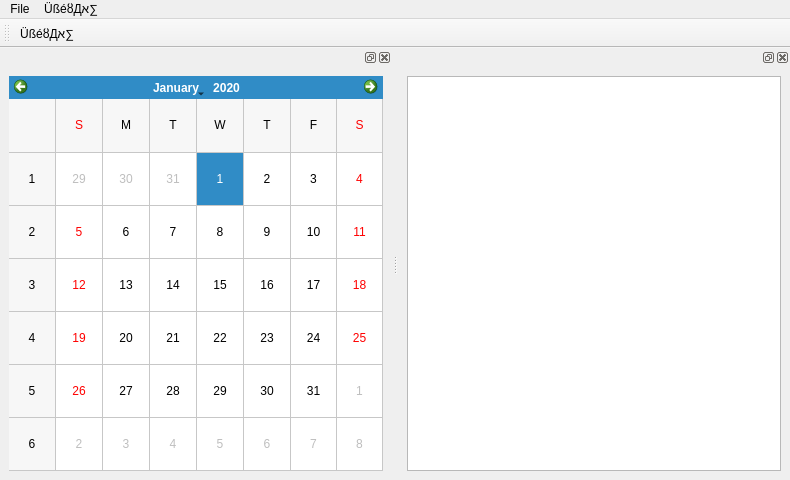
This is src/java/autotest/io/qt/autotests/ui/uitest.ui in OmixVisualization/qtjambi as Qt 5 draws it before an edit. The edited form follows.
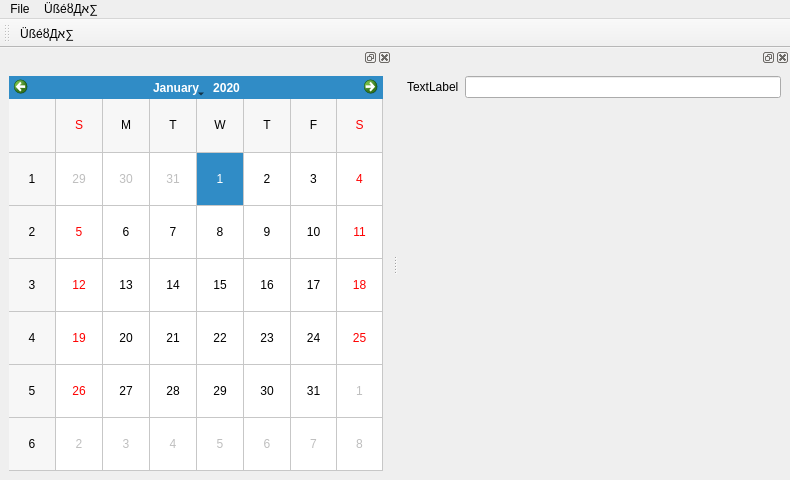
This is the edited form.

What changed in the file:
```diff
--- a/src/java/autotest/io/qt/autotests/ui/uitest.ui
+++ b/src/java/autotest/io/qt/autotests/ui/uitest.ui
@@ -155,9 +155,16 @@
     <number>2</number>
    </attribute>
    <widget class="QWidget" name="dockWidgetContents_2">
-    <layout class="QVBoxLayout" name="verticalLayout_3">
-     <item>
-      <widget class="QTreeView" name="treeView"/>
+    <layout class="QFormLayout" name="formLayout">
+     <item row="0" column="1">
+      <widget class="QLineEdit" name="lineEdit"/>
+     </item>
+     <item row="0" column="0">
+      <widget class="QLabel" name="label">
+       <property name="text">
+        <string>TextLabel</string>
+       </property>
+      </widget>
      </item>
     </layout>
    </widget>
```
Left out of the diff: 6 changed lines with no effect on the pictures.
